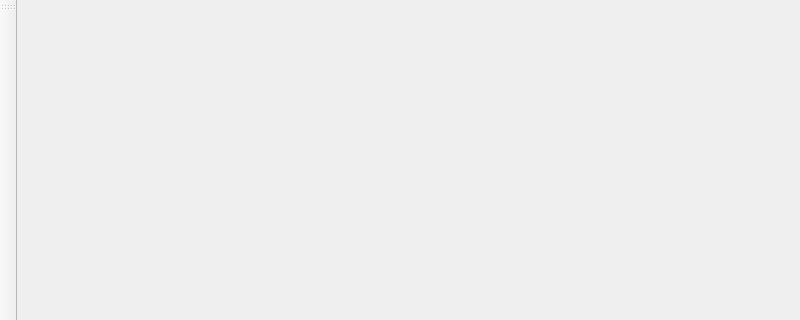
Qt form MainWindow.ui (CodElecCz/engel-data-collection) before a commit; both pictures show x 0 to 800 and y 0 to 320 of the 800 by 600 pixel window.
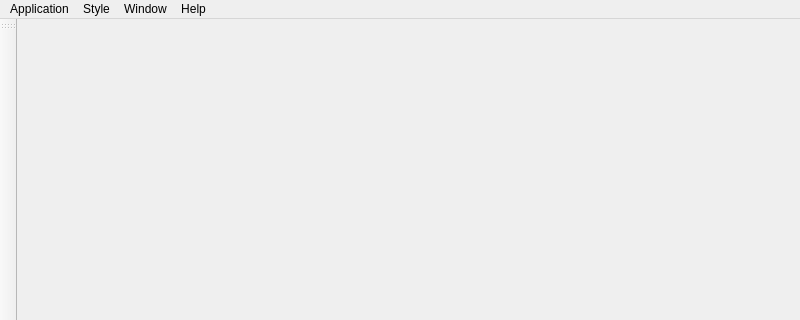
The same form after that commit. Icons and pictures are not drawn.

Patch:
```diff
--- a/MainWindow.ui
+++ b/MainWindow.ui
@@ -27,6 +27,30 @@
      <height>21</height>
     </rect>
    </property>
+   <widget class="QMenu" name="menuApplication">
+    <property name="title">
+     <string>Application</string>
+    </property>
+   </widget>
+   <widget class="QMenu" name="menuStyle">
+    <property name="title">
+     <string>Style</string>
+    </property>
+   </widget>
+   <widget class="QMenu" name="menuWindow">
+    <property name="title">
+     <string>Window</string>
+    </property>
+   </widget>
+   <widget class="QMenu" name="menuHelp">
+    <property name="title">
+     <string>Help</string>
+    </property>
+   </widget>
+   <addaction name="menuApplication"/>
+   <addaction name="menuStyle"/>
+   <addaction name="menuWindow"/>
+   <addaction name="menuHelp"/>
   </widget>
   <widget class="QStatusBar" name="statusbar"/>
   <widget class="QToolBar" name="toolBar">
```
